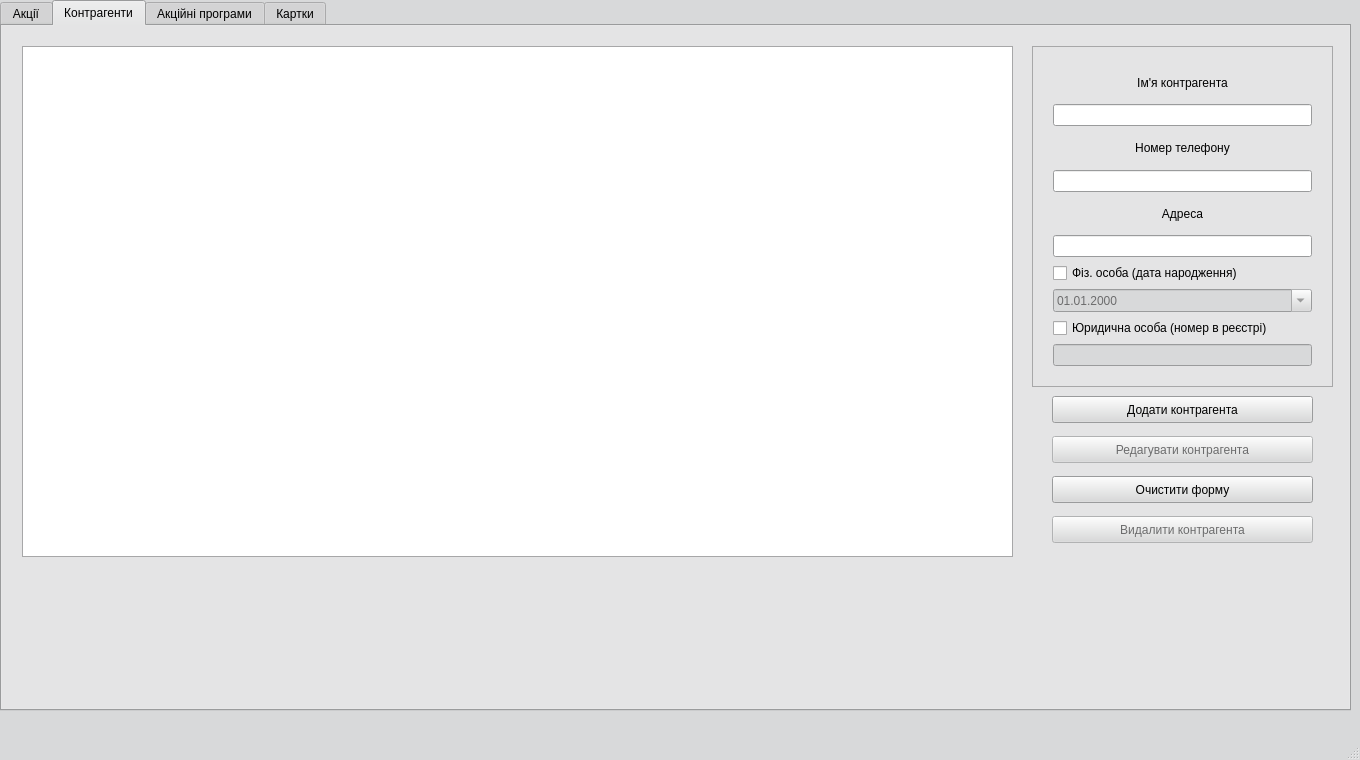
This is sale_department.ui in landrew31/db_course_work as Qt 5 draws it before an edit. The edited form follows.
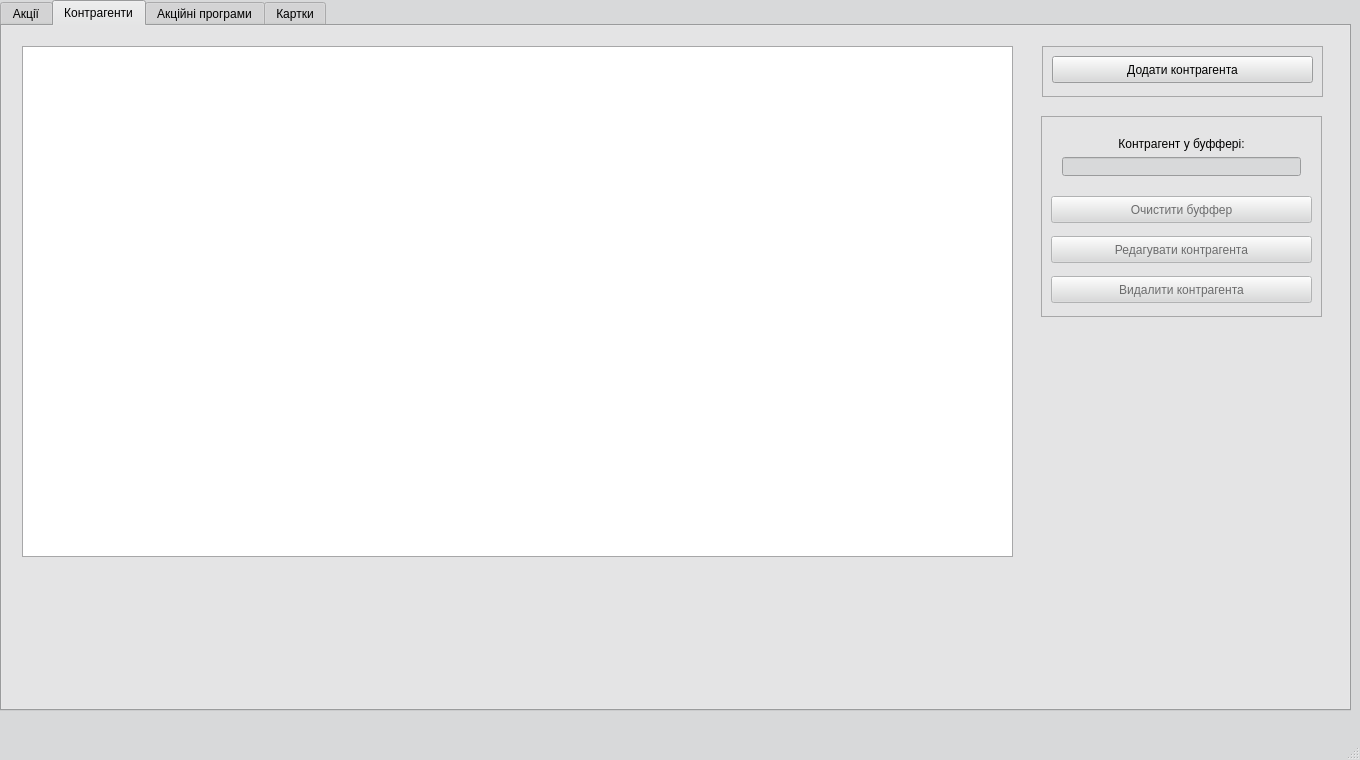
This is the edited form. The open tabs and pages were chosen to show the change.

Commit message: contractors tab refactored

What changed in the file:
```diff
--- a/sale_department.ui
+++ b/sale_department.ui
@@ -640,10 +640,10 @@
      <widget class="QFrame" name="frame_2">
       <property name="geometry">
        <rect>
-        <x>1030</x>
+        <x>1040</x>
         <y>20</y>
-        <width>301</width>
-        <height>341</height>
+        <width>281</width>
+        <height>51</height>
        </rect>
       </property>
       <property name="frameShape">
@@ -652,180 +652,112 @@
       <property name="frameShadow">
        <enum>QFrame::Raised</enum>
       </property>
-      <widget class="QWidget" name="gridLayoutWidget_2">
+      <widget class="QPushButton" name="add_contractor_button">
        <property name="geometry">
         <rect>
          <x>10</x>
          <y>10</y>
-         <width>281</width>
-         <height>321</height>
+         <width>261</width>
+         <height>27</height>
         </rect>
        </property>
-       <layout class="QGridLayout" name="gridLayout_2">
-        <item row="3" column="0">
-         <widget class="QLineEdit" name="phone_field">
-          <property name="alignment">
-           <set>Qt::AlignCenter</set>
-          </property>
-         </widget>
-        </item>
-        <item row="4" column="0">
-         <widget class="QLabel" name="label_7">
+       <property name="text">
+        <string>Додати контрагента</string>
+       </property>
+      </widget>
+     </widget>
+     <widget class="QFrame" name="frame_6">
+      <property name="geometry">
+       <rect>
+        <x>1039</x>
+        <y>90</y>
+        <width>281</width>
+        <height>201</height>
+       </rect>
+      </property>
+      <property name="frameShape">
+       <enum>QFrame::StyledPanel</enum>
+      </property>
+      <property name="frameShadow">
+       <enum>QFrame::Raised</enum>
+      </property>
+      <widget class="QWidget" name="verticalLayoutWidget_2">
+       <property name="geometry">
+        <rect>
+         <x>10</x>
+         <y>10</y>
+         <width>261</width>
+         <height>61</height>
+        </rect>
+       </property>
+       <layout class="QVBoxLayout" name="verticalLayout_2">
+        <item>
+         <widget class="QLabel" name="label_2">
           <property name="text">
-           <string>Адреса</string>
+           <string>Контрагент у буффері:</string>
           </property>
           <property name="alignment">
            <set>Qt::AlignCenter</set>
           </property>
          </widget>
         </item>
-        <item row="9" column="0">
-         <widget class="QLineEdit" name="state_number_field">
+        <item>
+         <widget class="QLineEdit" name="contractor_buffer">
           <property name="enabled">
            <bool>false</bool>
-          </property>
-          <property name="dragEnabled">
-           <bool>false</bool>
-          </property>
-          <property name="readOnly">
-           <bool>false</bool>
-          </property>
-         </widget>
-        </item>
-        <item row="6" column="0">
-         <widget class="QCheckBox" name="is_individual">
-          <property name="text">
-           <string>Фіз. особа (дата народження)</string>
-          </property>
-          <property name="checked">
-           <bool>false</bool>
-          </property>
-         </widget>
-        </item>
-        <item row="7" column="0">
-         <widget class="QDateEdit" name="birthday_field">
-          <property name="enabled">
-           <bool>false</bool>
-          </property>
-          <property name="readOnly">
-           <bool>false</bool>
-          </property>
-          <property name="displayFormat">
-           <string>dd.MM.yyyy</string>
-          </property>
-          <property name="calendarPopup">
-           <bool>true</bool>
-          </property>
-          <property name="date">
-           <date>
-            <year>2000</year>
-            <month>1</month>
-            <day>1</day>
-           </date>
-          </property>
-         </widget>
-        </item>
-        <item row="2" column="0">
-         <widget class="QLabel" name="label_6">
-          <property name="text">
-           <string>Номер телефону</string>
-          </property>
-          <property name="alignment">
-           <set>Qt::AlignCenter</set>
-          </property>
-         </widget>
-        </item>
-        <item row="1" column="0">
-         <widget class="QLineEdit" name="contractor_name_field">
-          <property name="alignment">
-           <set>Qt::AlignCenter</set>
-          </property>
-         </widget>
-        </item>
-        <item row="0" column="0">
-         <widget class="QLabel" name="label_5">
-          <property name="text">
-           <string>Ім'я контрагента</string>
-          </property>
-          <property name="alignment">
-           <set>Qt::AlignCenter</set>
-          </property>
-         </widget>
-        </item>
-        <item row="5" column="0">
-         <widget class="QLineEdit" name="adress_field">
-          <property name="alignment">
-           <set>Qt::AlignCenter</set>
-          </property>
-         </widget>
-        </item>
-        <item row="8" column="0">
-         <widget class="QCheckBox" name="is_entity">
-          <property name="text">
-           <string>Юридична особа (номер в реєстрі)</string>
           </property>
          </widget>
         </item>
        </layout>
       </widget>
-     </widget>
-     <widget class="QPushButton" name="add_contractor_button">
-      <property name="geometry">
-       <rect>
-        <x>1050</x>
-        <y>370</y>
-        <width>261</width>
-        <height>27</height>
-       </rect>
-      </property>
-      <property name="text">
-       <string>Додати контрагента</string>
-      </property>
-     </widget>
-     <widget class="QPushButton" name="clear_contr_form">
-      <property name="geometry">
-       <rect>
-        <x>1050</x>
-        <y>450</y>
-        <width>261</width>
-        <height>27</height>
-       </rect>
-      </property>
-      <property name="text">
-       <string>Очистити форму</string>
-      </property>
-     </widget>
-     <widget class="QPushButton" name="delete_contr">
-      <property name="enabled">
-       <bool>false</bool>
-      </property>
-      <property name="geometry">
-       <rect>
-        <x>1050</x>
-        <y>490</y>
-        <width>261</width>
-        <height>27</height>
-       </rect>
-      </property>
-      <property name="text">
-       <string>Видалити контрагента</string>
-      </property>
-     </widget>
-     <widget class="QPushButton" name="update_contractor">
-      <property name="enabled">
-       <bool>false</bool>
-      </property>
-      <property name="geometry">
-       <rect>
-        <x>1050</x>
-        <y>410</y>
-        <width>261</width>
-        <height>27</height>
-       </rect>
-      </property>
-      <property name="text">
-       <string>Редагувати контрагента</string>
-      </property>
+      <widget class="QPushButton" name="update_contractor">
+       <property name="enabled">
+        <bool>false</bool>
+       </property>
+       <property name="geometry">
+        <rect>
+         <x>10</x>
+         <y>120</y>
+         <width>261</width>
+         <height>27</height>
+        </rect>
+       </property>
+       <property name="text">
+        <string>Редагувати контрагента</string>
+       </property>
+      </widget>
+      <widget class="QPushButton" name="delete_contr">
+       <property name="enabled">
+        <bool>false</bool>
+       </property>
+       <property name="geometry">
+        <rect>
+         <x>10</x>
+         <y>160</y>
+         <width>261</width>
+         <height>27</height>
+        </rect>
+       </property>
+       <property name="text">
+        <string>Видалити контрагента</string>
+       </property>
+      </widget>
+      <widget class="QPushButton" name="clear_contractor_buffer">
+       <property name="enabled">
+        <bool>false</bool>
+       </property>
+       <property name="geometry">
+        <rect>
+         <x>10</x>
+         <y>80</y>
+         <width>261</width>
+         <height>27</height>
+        </rect>
+       </property>
+       <property name="text">
+        <string>Очистити буффер</string>
+       </property>
+      </widget>
      </widget>
     </widget>
     <widget class="QWidget" name="tab_programs">
```
Left out of the diff: 2 changed lines with no effect on the pictures. The commit also changes 8 other files.
